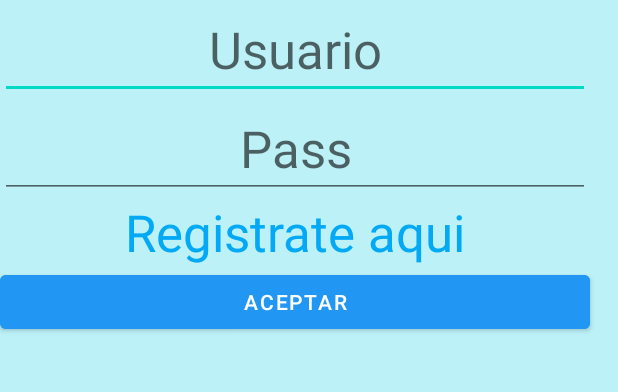
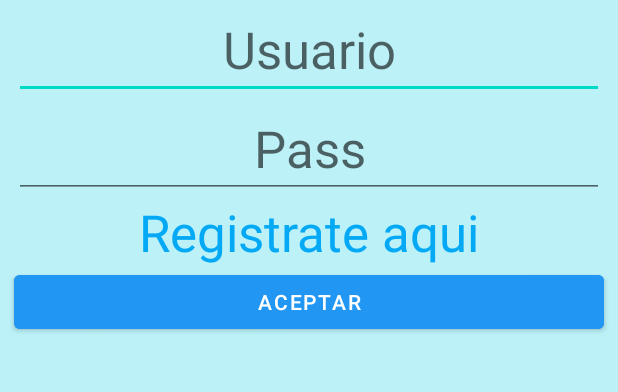
Before and after one commit to AlejandroLeonLzn/Inicio, an Android app: the screen it shows after launch (MainActivity), after a tap on "ACEPTAR", on a phone screen of 412 x 824 dp, the part 246-638 px from its top. Run offline under Robolectric (Android 15) with nearby library versions, the phone set to English and light mode, and no system bars.

Commit message:
Ya sin nulos

```diff
--- a/app/src/main/java/com/example/inicio/MainActivity.java
+++ b/app/src/main/java/com/example/inicio/MainActivity.java
@@ -20,28 +20,31 @@ public class MainActivity extends AppCompatActivity {
         edtpss=findViewById(R.id.edtpss);
     }
 
-    public void iniciar (View view){
+    public void iniciar (View view) {
         AdminSQLiteOpenHelper admin = new AdminSQLiteOpenHelper(this,
                 "administracion", null, 1);
         SQLiteDatabase bd = admin.getWritableDatabase();
         String usua = edtusr.getText().toString();
         String passw = edtpss.getText().toString();
-        Cursor fila = bd.rawQuery(
-                "select usuario,password from persona where usuario='" +
-                        usua +"'", null);
+        Cursor fila = bd.rawQuery("select usuario,password from persona where usuario='" + usua + "'", null);
+        if(edtusr.getText().toString().isEmpty()){
+            Toast.makeText(this, "Ingrese un usuario",
+                    Toast.LENGTH_SHORT).show();
+            bd.close();
+        } else {
             if (fila.moveToFirst()) {
                 String comp1 = fila.getString((0));
                 String comp2 = fila.getString(1);
-            if(usua.equals(comp1)){
-                if(passw.equals(comp2)){
-                    Intent i = new Intent(this,Bienvenido.class);
+                if (usua.equals(comp1)) {
+                    if (passw.equals(comp2)) {
+                        Intent i = new Intent(this, Bienvenido.class);
                         startActivity(i);
-                }else {
+                    } else {
                         Toast.makeText(this, "usuario o password incorrectos",
                                 Toast.LENGTH_SHORT).show();
                         bd.close();
                     }
-            }else {
+                } else {
                     Toast.makeText(this, "usuario o password incorrectos",
                             Toast.LENGTH_SHORT).show();
                     bd.close();
@@ -51,6 +54,7 @@ public class MainActivity extends AppCompatActivity {
                         Toast.LENGTH_SHORT).show();
             bd.close();
         }
+    }
     public void Registrar (View view){
         Intent i = new Intent(this,Registro.class);
         startActivity(i);
--- a/app/src/main/res/layout/activity_main.xml
+++ b/app/src/main/res/layout/activity_main.xml
@@ -7,9 +7,13 @@
     android:background="#BCF1F8"
     tools:context=".MainActivity">
 
+    <ScrollView
+        android:layout_width="match_parent"
+        android:layout_height="match_parent">
+
         <TableLayout
             android:layout_width="match_parent"
-        android:layout_height="match_parent"
+            android:layout_height="wrap_content"
             android:foregroundGravity="center_vertical">
 
             <TableRow
@@ -26,7 +30,8 @@
 
             <TableRow
                 android:layout_width="match_parent"
-            android:layout_height="match_parent">
+                android:layout_height="match_parent"
+                android:gravity="center">
 
                 <EditText
                     android:id="@+id/edtusr"
@@ -41,7 +46,8 @@
 
             <TableRow
                 android:layout_width="match_parent"
-            android:layout_height="match_parent">
+                android:layout_height="match_parent"
+                android:gravity="center">
 
                 <EditText
                     android:id="@+id/edtpss"
@@ -56,7 +62,8 @@
 
             <TableRow
                 android:layout_width="match_parent"
-            android:layout_height="match_parent">
+                android:layout_height="match_parent"
+                android:gravity="center">
 
                 <TextView
                     android:id="@+id/link"
@@ -66,20 +73,25 @@
                     android:onClick="Registrar"
                     android:text="Registrate aqui"
                     android:textColor="#03A9F4"
-                android:textSize="34sp" />
+                    android:textSize="34sp"
+                    tools:ignore="TouchTargetSizeCheck" />
             </TableRow>
 
             <TableRow
                 android:layout_width="match_parent"
-            android:layout_height="match_parent">
+                android:layout_height="match_parent"
+                android:gravity="center">
 
                 <Button
                     android:id="@+id/entrar"
                     android:layout_width="wrap_content"
                     android:layout_height="wrap_content"
                     android:backgroundTint="#2196F3"
+                    android:gravity="center"
                     android:onClick="iniciar"
                     android:text="Aceptar" />
             </TableRow>
         </TableLayout>
+    </ScrollView>
+
 </androidx.constraintlayout.widget.ConstraintLayout>
```
Also changed, not shown: app/src/main/java/com/example/inicio/Registro.java (+8 -0 lines), app/src/main/res/layout/activity_bienvenido.xml (+22 -9 lines), app/src/main/res/layout/activity_registro.xml (+13 -3 lines), app/src/main/res/drawable/imagen_1.png (added). Lines whose indentation alone changed are shown as unchanged.
